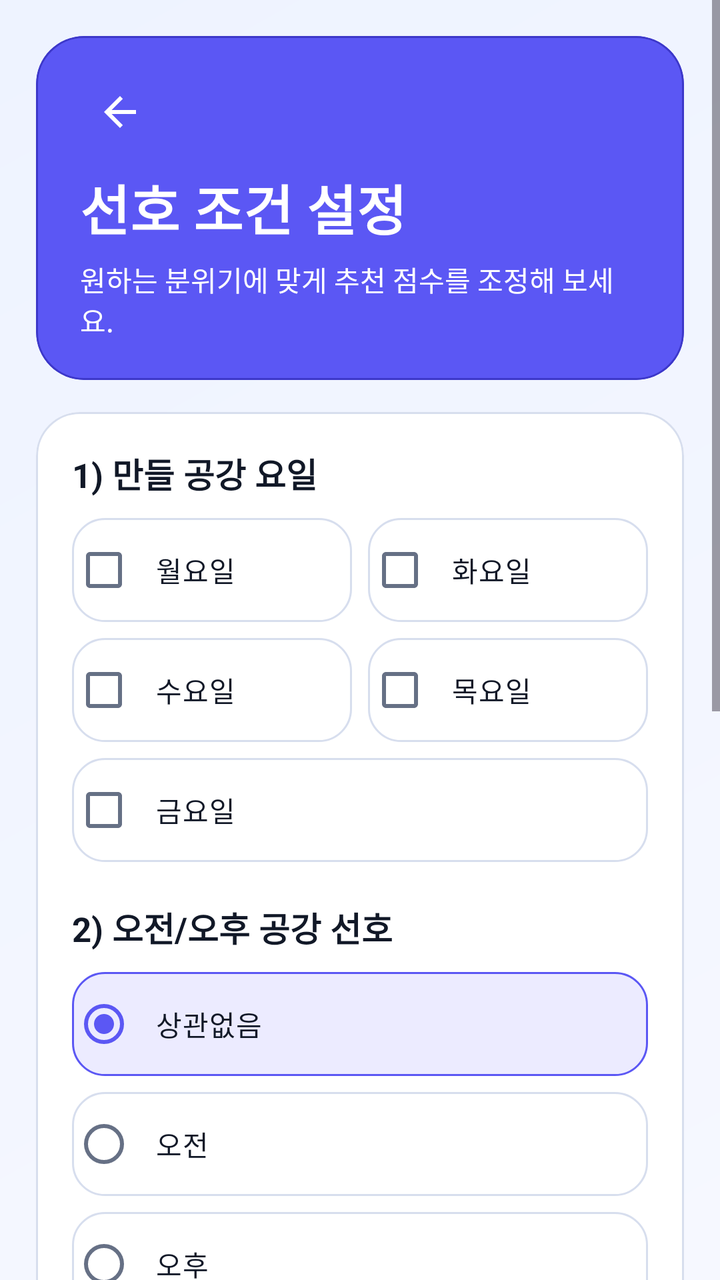
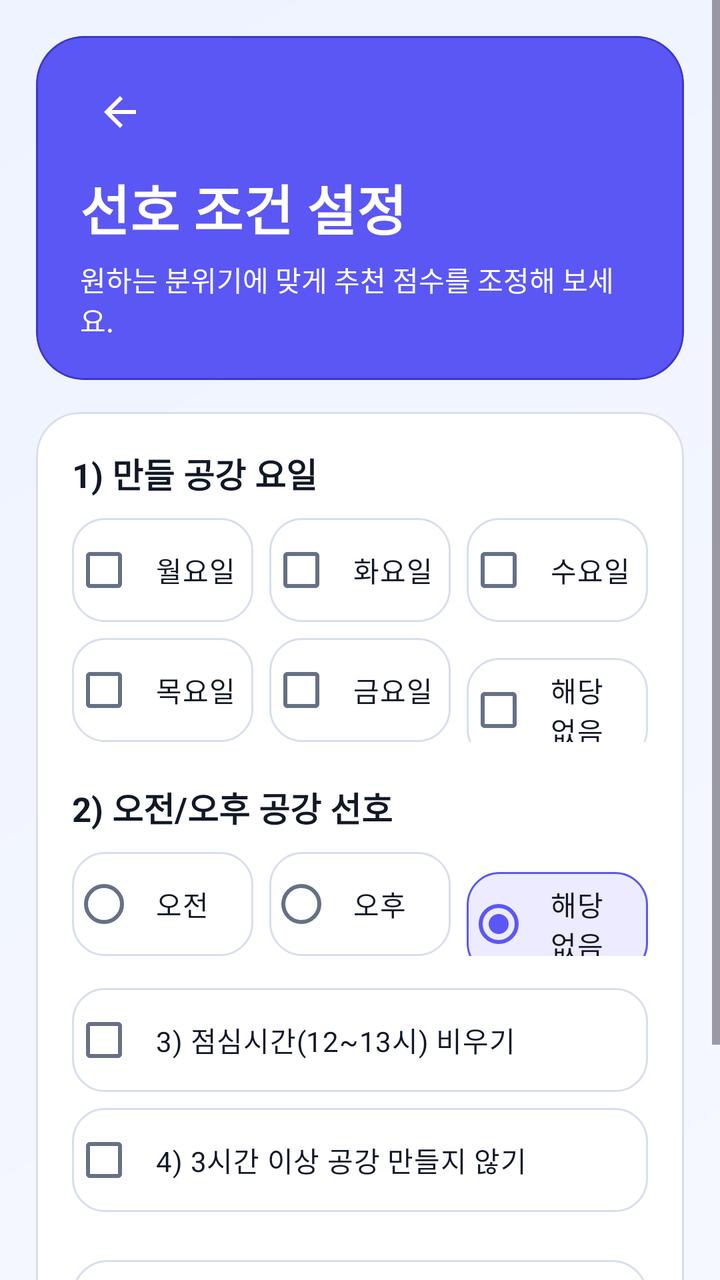

Before-and-after screenshots of an Android layout around one commit, followed by the original layout XML and the change that was made.
<!-- AndroidManifest.xml: application theme Theme.SmartTimetable -->
<!-- res/layout/activity_soft_constraint.xml -->
<?xml version="1.0" encoding="utf-8"?>
<ScrollView xmlns:android="http://schemas.android.com/apk/res/android"
    xmlns:app="http://schemas.android.com/apk/res-auto"
    android:layout_width="match_parent"
    android:layout_height="match_parent"
    android:background="@drawable/bg_screen_gradient"
    android:fillViewport="true">

    <LinearLayout
        android:layout_width="match_parent"
        android:layout_height="wrap_content"
        android:orientation="vertical"
        android:paddingStart="18dp"
        android:paddingTop="18dp"
        android:paddingEnd="18dp"
        android:paddingBottom="24dp">

        <com.google.android.material.card.MaterialCardView
            android:layout_width="match_parent"
            android:layout_height="wrap_content"
            app:cardBackgroundColor="@color/smart_primary"
            app:cardCornerRadius="24dp"
            app:cardElevation="0dp"
            app:strokeColor="@color/smart_primary_dark"
            app:strokeWidth="1dp">

            <LinearLayout
                android:layout_width="match_parent"
                android:layout_height="wrap_content"
                android:orientation="vertical"
                android:paddingStart="22dp"
                android:paddingTop="18dp"
                android:paddingEnd="22dp"
                android:paddingBottom="20dp">

                <ImageButton
                    android:id="@+id/btn_back"
                    android:layout_width="40dp"
                    android:layout_height="40dp"
                    android:layout_marginBottom="8dp"
                    android:background="?attr/selectableItemBackgroundBorderless"
                    android:contentDescription="@string/btn_back_description"
                    android:padding="8dp"
                    android:src="@drawable/ic_arrow_back"
                    app:tint="@color/white" />

                <TextView
                    android:layout_width="wrap_content"
                    android:layout_height="wrap_content"
                    android:text="@string/soft_title"
                    android:textColor="@color/white"
                    android:textSize="27sp"
                    android:textStyle="bold" />

                <TextView
                    android:layout_width="match_parent"
                    android:layout_height="wrap_content"
                    android:layout_marginTop="6dp"
                    android:text="@string/soft_desc"
                    android:textColor="@color/white"
                    android:textSize="14sp" />
            </LinearLayout>
        </com.google.android.material.card.MaterialCardView>

        <com.google.android.material.card.MaterialCardView
            android:layout_width="match_parent"
            android:layout_height="wrap_content"
            android:layout_marginTop="16dp"
            app:cardBackgroundColor="@color/smart_surface_card"
            app:cardCornerRadius="22dp"
            app:cardElevation="0dp"
            app:strokeColor="@color/smart_border"
            app:strokeWidth="1dp">

            <LinearLayout
                android:layout_width="match_parent"
                android:layout_height="wrap_content"
                android:orientation="vertical"
                android:padding="18dp">

                <TextView
                    android:layout_width="match_parent"
                    android:layout_height="wrap_content"
                    android:text="@string/soft_free_day_title"
                    android:textColor="@color/smart_text_primary"
                    android:textSize="17sp"
                    android:textStyle="bold" />

                <LinearLayout
                    android:layout_width="match_parent"
                    android:layout_height="wrap_content"
                    android:layout_marginTop="10dp"
                    android:orientation="horizontal">

                    <CheckBox
                        android:id="@+id/checkboxMonday"
                        android:layout_width="0dp"
                        android:layout_height="52dp"
                        android:layout_weight="1"
                        android:background="@drawable/bg_option_row_selector"
                        android:buttonTint="@color/choice_control_tint"
                        android:gravity="center_vertical"
                        android:paddingStart="10dp"
                        android:paddingEnd="8dp"
                        android:text="@string/day_monday"
                        android:textColor="@color/smart_text_primary" />

                    <CheckBox
                        android:id="@+id/checkboxTuesday"
                        android:layout_width="0dp"
                        android:layout_height="52dp"
                        android:layout_marginStart="8dp"
                        android:layout_weight="1"
                        android:background="@drawable/bg_option_row_selector"
                        android:buttonTint="@color/choice_control_tint"
                        android:gravity="center_vertical"
                        android:paddingStart="10dp"
                        android:paddingEnd="8dp"
                        android:text="@string/day_tuesday"
                        android:textColor="@color/smart_text_primary" />
                </LinearLayout>

                <LinearLayout
                    android:layout_width="match_parent"
                    android:layout_height="wrap_content"
                    android:layout_marginTop="8dp"
                    android:orientation="horizontal">

                    <CheckBox
                        android:id="@+id/checkboxWednesday"
                        android:layout_width="0dp"
                        android:layout_height="52dp"
                        android:layout_weight="1"
                        android:background="@drawable/bg_option_row_selector"
                        android:buttonTint="@color/choice_control_tint"
                        android:gravity="center_vertical"
                        android:paddingStart="10dp"
                        android:paddingEnd="8dp"
                        android:text="@string/day_wednesday"
                        android:textColor="@color/smart_text_primary" />

                    <CheckBox
                        android:id="@+id/checkboxThursday"
                        android:layout_width="0dp"
                        android:layout_height="52dp"
                        android:layout_marginStart="8dp"
                        android:layout_weight="1"
                        android:background="@drawable/bg_option_row_selector"
                        android:buttonTint="@color/choice_control_tint"
                        android:gravity="center_vertical"
                        android:paddingStart="10dp"
                        android:paddingEnd="8dp"
                        android:text="@string/day_thursday"
                        android:textColor="@color/smart_text_primary" />
                </LinearLayout>

                <CheckBox
                    android:id="@+id/checkboxFriday"
                    android:layout_width="match_parent"
                    android:layout_height="52dp"
                    android:layout_marginTop="8dp"
                    android:background="@drawable/bg_option_row_selector"
                    android:buttonTint="@color/choice_control_tint"
                    android:gravity="center_vertical"
                    android:paddingStart="10dp"
                    android:paddingEnd="8dp"
                    android:text="@string/day_friday"
                    android:textColor="@color/smart_text_primary" />

                <TextView
                    android:layout_width="match_parent"
                    android:layout_height="wrap_content"
                    android:layout_marginTop="20dp"
                    android:text="@string/soft_free_time_title"
                    android:textColor="@color/smart_text_primary"
                    android:textSize="17sp"
                    android:textStyle="bold" />

                <RadioGroup
                    android:id="@+id/radioGroupFreeTime"
                    android:layout_width="match_parent"
                    android:layout_height="wrap_content"
                    android:layout_marginTop="10dp"
                    android:orientation="vertical">

                    <RadioButton
                        android:id="@+id/radioNone"
                        android:layout_width="match_parent"
                        android:layout_height="52dp"
                        android:background="@drawable/bg_option_row_selector"
                        android:buttonTint="@color/choice_control_tint"
                        android:checked="true"
                        android:gravity="center_vertical"
                        android:paddingStart="10dp"
                        android:paddingEnd="8dp"
                        android:text="@string/free_time_none"
                        android:textColor="@color/smart_text_primary" />

                    <RadioButton
                        android:id="@+id/radioMorning"
                        android:layout_width="match_parent"
                        android:layout_height="52dp"
                        android:layout_marginTop="8dp"
                        android:background="@drawable/bg_option_row_selector"
                        android:buttonTint="@color/choice_control_tint"
                        android:gravity="center_vertical"
                        android:paddingStart="10dp"
                        android:paddingEnd="8dp"
                        android:text="@string/free_time_morning"
                        android:textColor="@color/smart_text_primary" />

                    <RadioButton
                        android:id="@+id/radioAfternoon"
                        android:layout_width="match_parent"
                        android:layout_height="52dp"
                        android:layout_marginTop="8dp"
                        android:background="@drawable/bg_option_row_selector"
                        android:buttonTint="@color/choice_control_tint"
                        android:gravity="center_vertical"
                        android:paddingStart="10dp"
                        android:paddingEnd="8dp"
                        android:text="@string/free_time_afternoon"
                        android:textColor="@color/smart_text_primary" />
                </RadioGroup>

                <CheckBox
                    android:id="@+id/checkboxLunch"
                    android:layout_width="match_parent"
                    android:layout_height="52dp"
                    android:layout_marginTop="16dp"
                    android:background="@drawable/bg_option_row_selector"
                    android:buttonTint="@color/choice_control_tint"
                    android:gravity="center_vertical"
                    android:paddingStart="10dp"
                    android:paddingEnd="8dp"
                    android:text="@string/soft_lunch_title"
                    android:textColor="@color/smart_text_primary" />

                <CheckBox
                    android:id="@+id/checkboxAvoidLongGap"
                    android:layout_width="match_parent"
                    android:layout_height="52dp"
                    android:layout_marginTop="8dp"
                    android:background="@drawable/bg_option_row_selector"
                    android:buttonTint="@color/choice_control_tint"
                    android:gravity="center_vertical"
                    android:paddingStart="10dp"
                    android:paddingEnd="8dp"
                    android:text="@string/soft_gap_title"
                    android:textColor="@color/smart_text_primary" />

                <TextView
                    android:layout_width="match_parent"
                    android:layout_height="wrap_content"
                    android:layout_marginTop="20dp"
                    android:text="@string/soft_professor_title"
                    android:textColor="@color/smart_text_primary"
                    android:textSize="17sp"
                    android:textStyle="bold" />

                <com.google.android.material.textfield.TextInputLayout
                    style="@style/Widget.Material3.TextInputLayout.OutlinedBox"
                    android:layout_width="match_parent"
                    android:layout_height="wrap_content"
                    android:layout_marginTop="8dp"
                    android:hint="@string/hint_professors">

                    <com.google.android.material.textfield.TextInputEditText
                        android:id="@+id/editPreferredProfessors"
                        android:layout_width="match_parent"
                        android:layout_height="wrap_content"
                        android:autofillHints="name"
                        android:hint="@string/hint_professors"
                        android:inputType="text"
                        android:minHeight="52dp" />
                </com.google.android.material.textfield.TextInputLayout>

                <CheckBox
                    android:id="@+id/checkboxTravelTime"
                    android:layout_width="match_parent"
                    android:layout_height="52dp"
                    android:layout_marginTop="14dp"
                    android:background="@drawable/bg_option_row_selector"
                    android:buttonTint="@color/choice_control_tint"
                    android:gravity="center_vertical"
                    android:paddingStart="10dp"
                    android:paddingEnd="8dp"
                    android:text="@string/soft_travel_title"
                    android:textColor="@color/smart_text_primary" />

                <com.google.android.material.button.MaterialButton
                    android:id="@+id/btn_reset_soft"
                    style="@style/Widget.Material3.Button.OutlinedButton"
                    android:layout_width="match_parent"
                    android:layout_height="52dp"
                    android:layout_marginTop="18dp"
                    android:text="@string/btn_reset_soft_constraint"
                    app:cornerRadius="18dp" />

                <LinearLayout
                    android:layout_width="match_parent"
                    android:layout_height="wrap_content"
                    android:layout_marginTop="20dp"
                    android:orientation="horizontal">

                    <com.google.android.material.button.MaterialButton
                        android:id="@+id/buttonSkip"
                        style="@style/Widget.Material3.Button.OutlinedButton"
                        android:layout_width="0dp"
                        android:layout_height="52dp"
                        android:layout_weight="1"
                        android:text="@string/btn_skip"
                        app:cornerRadius="18dp" />

                    <com.google.android.material.button.MaterialButton
                        android:id="@+id/buttonRecommend"
                        android:layout_width="0dp"
                        android:layout_height="52dp"
                        android:layout_marginStart="12dp"
                        android:layout_weight="1"
                        android:text="@string/btn_recommend"
                        app:cornerRadius="18dp" />
                </LinearLayout>
            </LinearLayout>
        </com.google.android.material.card.MaterialCardView>
    </LinearLayout>
</ScrollView>
<!-- resources referenced by this layout -->
<resources>
  <color name="smart_border">#D7DEEE</color>
  <color name="smart_primary">#5B57F4</color>
  <color name="smart_primary_dark">#3D38C9</color>
  <color name="smart_surface_card">#FFFFFF</color>
  <color name="smart_text_primary">#111827</color>
  <color name="white">#FFFFFFFF</color>
  <!-- drawable bg_option_row_selector (drawable) -->
  <?xml version="1.0" encoding="utf-8"?>
  <selector xmlns:android="http://schemas.android.com/apk/res/android">
      <item android:state_checked="true">
          <shape>
              <solid android:color="@color/smart_primary_container" />
              <stroke android:width="1dp" android:color="@color/smart_primary" />
              <corners android:radius="16dp" />
          </shape>
      </item>
      <item>
          <shape>
              <solid android:color="@color/smart_surface_card" />
              <stroke android:width="1dp" android:color="@color/smart_border" />
              <corners android:radius="16dp" />
          </shape>
      </item>
  </selector>
  <!-- drawable bg_screen_gradient (drawable) -->
  <?xml version="1.0" encoding="utf-8"?>
  <shape xmlns:android="http://schemas.android.com/apk/res/android">
      <gradient
          android:angle="315"
          android:endColor="@color/smart_background"
          android:startColor="@color/smart_background_alt" />
  </shape>
  <!-- drawable ic_arrow_back (drawable) -->
  <?xml version="1.0" encoding="utf-8"?>
  <vector xmlns:android="http://schemas.android.com/apk/res/android"
      android:width="24dp"
      android:height="24dp"
      android:viewportWidth="24"
      android:viewportHeight="24">
      <path
          android:fillColor="#FFFFFF"
          android:pathData="M20,11H7.83l5.59,-5.59L12,4l-8,8 8,8 1.41,-1.41L7.83,13H20v-2z" />
  </vector>
  <string name="btn_back_description">뒤로가기</string>
  <string name="btn_recommend">추천 받기</string>
  <string name="btn_reset_soft_constraint">선호 조건 초기화</string>
  <string name="btn_skip">건너뛰기</string>
  <string name="day_friday">금요일</string>
  <string name="day_monday">월요일</string>
  <string name="day_thursday">목요일</string>
  <string name="day_tuesday">화요일</string>
  <string name="day_wednesday">수요일</string>
  <string name="free_time_afternoon">오후</string>
  <string name="free_time_morning">오전</string>
  <string name="free_time_none">상관없음</string>
  <string name="hint_professors">예: 김교수, 이교수</string>
  <string name="soft_desc">원하는 분위기에 맞게 추천 점수를 조정해 보세요.</string>
  <string name="soft_free_day_title">1) 만들 공강 요일</string>
  <string name="soft_free_time_title">2) 오전/오후 공강 선호</string>
  <string name="soft_gap_title">4) 3시간 이상 공강 만들지 않기</string>
  <string name="soft_lunch_title">3) 점심시간(12~13시) 비우기</string>
  <string name="soft_professor_title">5) 선호 교수(쉼표로 구분)</string>
  <string name="soft_title">선호 조건 설정</string>
  <string name="soft_travel_title">6) 강의실 간 이동시간 고려</string>
  <style name="Theme.SmartTimetable" parent="Base.Theme.SmartTimetable" />
  <color name="smart_primary_container">#ECEBFF</color>
  <color name="smart_background">#F6F8FF</color>
  <color name="smart_background_alt">#EEF3FF</color>
  <color name="smart_on_primary">#FFFFFFFF</color>
  <color name="smart_on_primary_container">#201A63</color>
  <color name="smart_secondary">#0EA5E9</color>
  <color name="smart_accent">#7C3AED</color>
  <color name="smart_surface_variant">#E7ECF7</color>
  <color name="smart_text_secondary">#667085</color>
  <!-- unchanged entries left out for length: 1 -->
</resources>

<!-- the commit's change to res/layout/activity_soft_constraint.xml (unified diff, before → after) -->
@@ -78,6 +78,7 @@
                 android:orientation="vertical"
                 android:padding="18dp">
 
+                
                 <TextView
                     android:layout_width="match_parent"
                     android:layout_height="wrap_content"
@@ -86,6 +87,7 @@
                     android:textSize="17sp"
                     android:textStyle="bold" />
 
+                
                 <LinearLayout
                     android:layout_width="match_parent"
                     android:layout_height="wrap_content"
@@ -118,8 +120,23 @@
                         android:paddingEnd="8dp"
                         android:text="@string/day_tuesday"
                         android:textColor="@color/smart_text_primary" />
+
+                    <CheckBox
+                        android:id="@+id/checkboxWednesday"
+                        android:layout_width="0dp"
+                        android:layout_height="52dp"
+                        android:layout_marginStart="8dp"
+                        android:layout_weight="1"
+                        android:background="@drawable/bg_option_row_selector"
+                        android:buttonTint="@color/choice_control_tint"
+                        android:gravity="center_vertical"
+                        android:paddingStart="10dp"
+                        android:paddingEnd="8dp"
+                        android:text="@string/day_wednesday"
+                        android:textColor="@color/smart_text_primary" />
                 </LinearLayout>
 
+                
                 <LinearLayout
                     android:layout_width="match_parent"
                     android:layout_height="wrap_content"
@@ -127,23 +144,9 @@
                     android:orientation="horizontal">
 
                     <CheckBox
-                        android:id="@+id/checkboxWednesday"
-                        android:layout_width="0dp"
-                        android:layout_height="52dp"
-                        android:layout_weight="1"
-                        android:background="@drawable/bg_option_row_selector"
-                        android:buttonTint="@color/choice_control_tint"
-                        android:gravity="center_vertical"
-                        android:paddingStart="10dp"
-                        android:paddingEnd="8dp"
-                        android:text="@string/day_wednesday"
-                        android:textColor="@color/smart_text_primary" />
-
-                    <CheckBox
                         android:id="@+id/checkboxThursday"
                         android:layout_width="0dp"
                         android:layout_height="52dp"
-                        android:layout_marginStart="8dp"
                         android:layout_weight="1"
                         android:background="@drawable/bg_option_row_selector"
                         android:buttonTint="@color/choice_control_tint"
@@ -152,21 +155,37 @@
                         android:paddingEnd="8dp"
                         android:text="@string/day_thursday"
                         android:textColor="@color/smart_text_primary" />
+
+                    <CheckBox
+                        android:id="@+id/checkboxFriday"
+                        android:layout_width="0dp"
+                        android:layout_height="52dp"
+                        android:layout_marginStart="8dp"
+                        android:layout_weight="1"
+                        android:background="@drawable/bg_option_row_selector"
+                        android:buttonTint="@color/choice_control_tint"
+                        android:gravity="center_vertical"
+                        android:paddingStart="10dp"
+                        android:paddingEnd="8dp"
+                        android:text="@string/day_friday"
+                        android:textColor="@color/smart_text_primary" />
+
+                    <CheckBox
+                        android:id="@+id/checkboxNoneDay"
+                        android:layout_width="0dp"
+                        android:layout_height="52dp"
+                        android:layout_marginStart="8dp"
+                        android:layout_weight="1"
+                        android:background="@drawable/bg_option_row_selector"
+                        android:buttonTint="@color/choice_control_tint"
+                        android:gravity="center_vertical"
+                        android:paddingStart="10dp"
+                        android:paddingEnd="8dp"
+                        android:text="@string/day_none"
+                        android:textColor="@color/smart_text_primary" />
                 </LinearLayout>
 
-                <CheckBox
-                    android:id="@+id/checkboxFriday"
-                    android:layout_width="match_parent"
-                    android:layout_height="52dp"
-                    android:layout_marginTop="8dp"
-                    android:background="@drawable/bg_option_row_selector"
-                    android:buttonTint="@color/choice_control_tint"
-                    android:gravity="center_vertical"
-                    android:paddingStart="10dp"
-                    android:paddingEnd="8dp"
-                    android:text="@string/day_friday"
-                    android:textColor="@color/smart_text_primary" />
-
+                
                 <TextView
                     android:layout_width="match_parent"
                     android:layout_height="wrap_content"
@@ -181,12 +200,41 @@
                     android:layout_width="match_parent"
                     android:layout_height="wrap_content"
                     android:layout_marginTop="10dp"
-                    android:orientation="vertical">
+                    android:orientation="horizontal">
+
+                    <RadioButton
+                        android:id="@+id/radioMorning"
+                        android:layout_width="0dp"
+                        android:layout_height="52dp"
+                        android:layout_weight="1"
+                        android:background="@drawable/bg_option_row_selector"
+                        android:buttonTint="@color/choice_control_tint"
+                        android:gravity="center_vertical"
+                        android:paddingStart="10dp"
+                        android:paddingEnd="8dp"
+                        android:text="@string/free_time_morning"
+                        android:textColor="@color/smart_text_primary" />
+
+                    <RadioButton
+                        android:id="@+id/radioAfternoon"
+                        android:layout_width="0dp"
+                        android:layout_height="52dp"
+                        android:layout_marginStart="8dp"
+                        android:layout_weight="1"
+                        android:background="@drawable/bg_option_row_selector"
+                        android:buttonTint="@color/choice_control_tint"
+                        android:gravity="center_vertical"
+                        android:paddingStart="10dp"
+                        android:paddingEnd="8dp"
+                        android:text="@string/free_time_afternoon"
+                        android:textColor="@color/smart_text_primary" />
 
                     <RadioButton
                         android:id="@+id/radioNone"
-                        android:layout_width="match_parent"
-                        android:layout_height="52dp"
+                        android:layout_width="0dp"
+                        android:layout_height="52dp"
+                        android:layout_marginStart="8dp"
+                        android:layout_weight="1"
                         android:background="@drawable/bg_option_row_selector"
                         android:buttonTint="@color/choice_control_tint"
                         android:checked="true"
@@ -195,34 +243,9 @@
                         android:paddingEnd="8dp"
                         android:text="@string/free_time_none"
                         android:textColor="@color/smart_text_primary" />
-
-                    <RadioButton
-                        android:id="@+id/radioMorning"
-                        android:layout_width="match_parent"
-                        android:layout_height="52dp"
-                        android:layout_marginTop="8dp"
-                        android:background="@drawable/bg_option_row_selector"
-                        android:buttonTint="@color/choice_control_tint"
-                        android:gravity="center_vertical"
-                        android:paddingStart="10dp"
-                        android:paddingEnd="8dp"
-                        android:text="@string/free_time_morning"
-                        android:textColor="@color/smart_text_primary" />
-
-                    <RadioButton
-                        android:id="@+id/radioAfternoon"
-                        android:layout_width="match_parent"
-                        android:layout_height="52dp"
-                        android:layout_marginTop="8dp"
-                        android:background="@drawable/bg_option_row_selector"
-                        android:buttonTint="@color/choice_control_tint"
-                        android:gravity="center_vertical"
-                        android:paddingStart="10dp"
-                        android:paddingEnd="8dp"
-                        android:text="@string/free_time_afternoon"
-                        android:textColor="@color/smart_text_primary" />
                 </RadioGroup>
 
+                
                 <CheckBox
                     android:id="@+id/checkboxLunch"
                     android:layout_width="match_parent"
@@ -249,58 +272,21 @@
                     android:text="@string/soft_gap_title"
                     android:textColor="@color/smart_text_primary" />
 
-                <TextView
-                    android:layout_width="match_parent"
-                    android:layout_height="wrap_content"
-                    android:layout_marginTop="20dp"
-                    android:text="@string/soft_professor_title"
-                    android:textColor="@color/smart_text_primary"
-                    android:textSize="17sp"
-                    android:textStyle="bold" />
-
-                <com.google.android.material.textfield.TextInputLayout
-                    style="@style/Widget.Material3.TextInputLayout.OutlinedBox"
-                    android:layout_width="match_parent"
-                    android:layout_height="wrap_content"
-                    android:layout_marginTop="8dp"
-                    android:hint="@string/hint_professors">
-
-                    <com.google.android.material.textfield.TextInputEditText
-                        android:id="@+id/editPreferredProfessors"
-                        android:layout_width="match_parent"
-                        android:layout_height="wrap_content"
-                        android:autofillHints="name"
-                        android:hint="@string/hint_professors"
-                        android:inputType="text"
-                        android:minHeight="52dp" />
-                </com.google.android.material.textfield.TextInputLayout>
-
-                <CheckBox
-                    android:id="@+id/checkboxTravelTime"
-                    android:layout_width="match_parent"
-                    android:layout_height="52dp"
-                    android:layout_marginTop="14dp"
-                    android:background="@drawable/bg_option_row_selector"
-                    android:buttonTint="@color/choice_control_tint"
-                    android:gravity="center_vertical"
-                    android:paddingStart="10dp"
-                    android:paddingEnd="8dp"
-                    android:text="@string/soft_travel_title"
-                    android:textColor="@color/smart_text_primary" />
-
+                
                 <com.google.android.material.button.MaterialButton
                     android:id="@+id/btn_reset_soft"
                     style="@style/Widget.Material3.Button.OutlinedButton"
                     android:layout_width="match_parent"
                     android:layout_height="52dp"
-                    android:layout_marginTop="18dp"
+                    android:layout_marginTop="20dp"
                     android:text="@string/btn_reset_soft_constraint"
                     app:cornerRadius="18dp" />
 
+                
                 <LinearLayout
                     android:layout_width="match_parent"
                     android:layout_height="wrap_content"
-                    android:layout_marginTop="20dp"
+                    android:layout_marginTop="12dp"
                     android:orientation="horizontal">
 
                     <com.google.android.material.button.MaterialButton
<!-- resource entries referenced after the edit -->
@@ -49,21 +49,19 @@
   <string name="btn_skip">건너뛰기</string>
   <string name="day_friday">금요일</string>
   <string name="day_monday">월요일</string>
+  <string name="day_none">해당 없음</string>
   <string name="day_thursday">목요일</string>
   <string name="day_tuesday">화요일</string>
   <string name="day_wednesday">수요일</string>
   <string name="free_time_afternoon">오후</string>
   <string name="free_time_morning">오전</string>
-  <string name="free_time_none">상관없음</string>
-  <string name="hint_professors">예: 김교수, 이교수</string>
+  <string name="free_time_none">해당 없음</string>
   <string name="soft_desc">원하는 분위기에 맞게 추천 점수를 조정해 보세요.</string>
   <string name="soft_free_day_title">1) 만들 공강 요일</string>
   <string name="soft_free_time_title">2) 오전/오후 공강 선호</string>
   <string name="soft_gap_title">4) 3시간 이상 공강 만들지 않기</string>
   <string name="soft_lunch_title">3) 점심시간(12~13시) 비우기</string>
-  <string name="soft_professor_title">5) 선호 교수(쉼표로 구분)</string>
   <string name="soft_title">선호 조건 설정</string>
-  <string name="soft_travel_title">6) 강의실 간 이동시간 고려</string>
   <style name="Theme.SmartTimetable" parent="Base.Theme.SmartTimetable" />
   <color name="smart_primary_container">#ECEBFF</color>
   <color name="smart_background">#F6F8FF</color>
